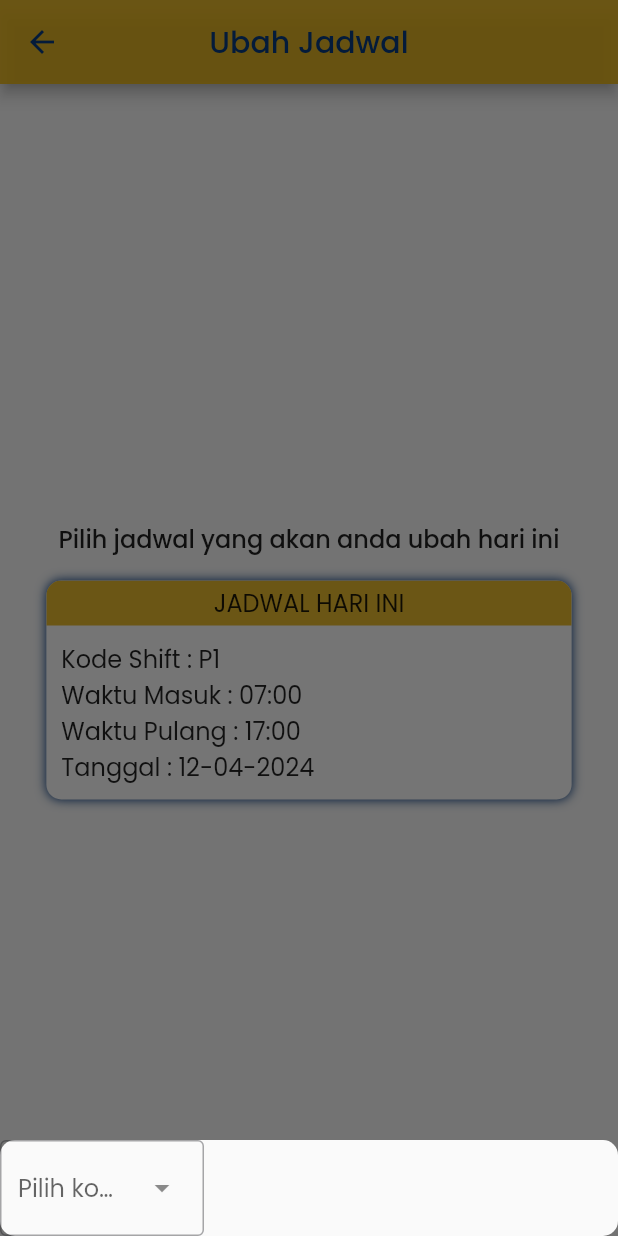
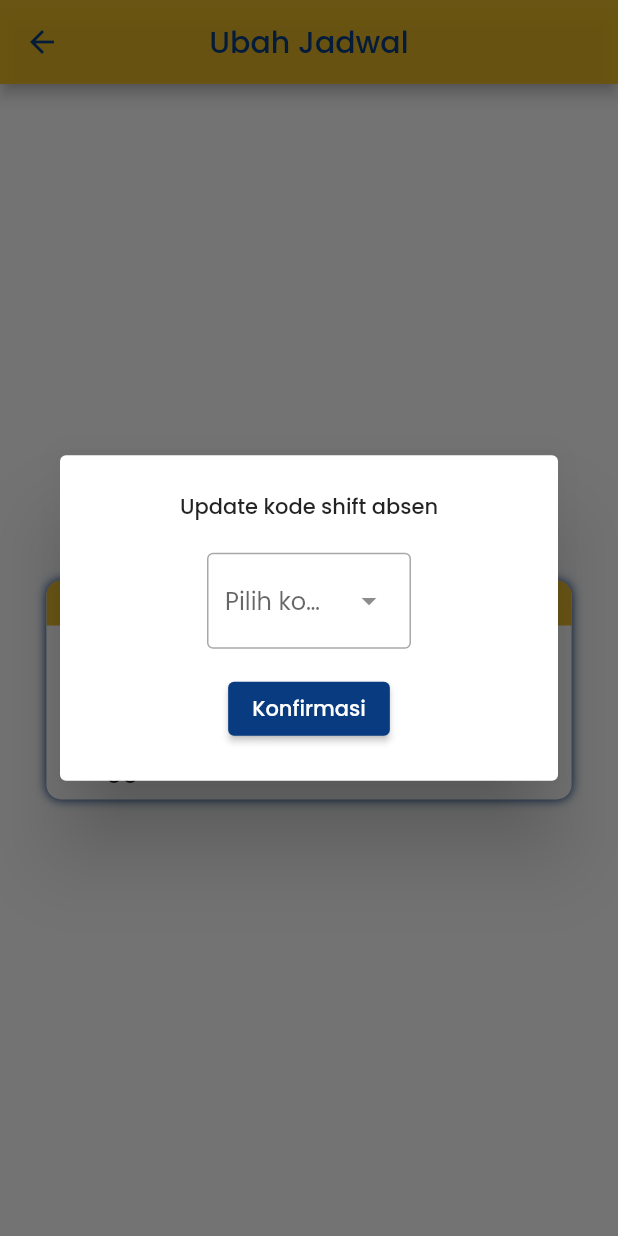
Before and after one commit to TomiSaputraa/FrontendAbsensiRSUD, a Flutter app: the JadwalScreen screen opened directly, after a tap on "JADWAL HARI INI", on a phone screen of 412 x 824 dp. Run offline on Flutter 3.47's test engine with Material 2 defaults, Android fonts, the phone set to English and light mode, and no system bars; our stand-ins replace dio, flutter_secure_storage, flutter_svg, geolocator, google_fonts, image_picker and 2 more; missing offline and left inert: dart:ffi; accounts and stored records are empty; network calls fail; project files that could hold a hidden picture were left out.

Commit message:
upadte jadwal

```diff
--- a/lib/model/absensi_model.dart
+++ b/lib/model/absensi_model.dart
@@ -3,17 +3,19 @@ class AbsensiModel {
     required this.absensi,
   });
 
-  final Absensi? absensi;
+  final List<Absensi> absensi;
 
   factory AbsensiModel.fromJson(Map<String, dynamic> json) {
     return AbsensiModel(
-      absensi:
-          json["Absensi"] == null ? null : Absensi.fromJson(json["Absensi"]),
+      absensi: json["Absensi"] == null
+          ? []
+          : List<Absensi>.from(
+              json["Absensi"]!.map((x) => Absensi.fromJson(x))),
     );
   }
 
   Map<String, dynamic> toJson() => {
-        "Absensi": absensi?.toJson(),
+        "Absensi": absensi.map((x) => x?.toJson()).toList(),
       };
 }
 
@@ -42,11 +44,11 @@ class Absensi {
   final String? waktuMasuk;
   final String? waktuPulang;
   final String? telatMasuk;
-  final dynamic telatPulang;
+  final String? telatPulang;
   final String? latitudeMasuk;
   final String? longitudeMasuk;
   final String? latitudePulang;
-  final String? longitudePulang;
+  final dynamic longitudePulang;
   final String? fotoMasuk;
   final String? statusHadir;
 
--- a/lib/repositories/absensi_repositories.dart
+++ b/lib/repositories/absensi_repositories.dart
@@ -1,3 +1,5 @@
+import 'dart:convert';
+import 'dart:ffi';
 import 'dart:io';
 
 import 'package:absensi_mattaher/model/absensi_model.dart';
@@ -78,6 +80,7 @@ class AbsensiRepositories {
   }
 
   Future<AbsensiModel> getLastAbsensi() async {
+    try {
       String? token = await DataBase().storageGetString('token');
       Uri url = Uri.parse(checkLastAbsensi);
 
@@ -88,8 +91,38 @@ class AbsensiRepositories {
 
       if (response.statusCode == 200) {
         return AbsensiModel.fromJson(response.data);
+      } else if (response.statusCode == 401) {
+        throw Exception("Sesi login telah berakhir");
       } else {
         throw Exception("Gagal mendapatkan data absensi");
       }
+    } on DioException catch (e) {
+      throw Exception(e);
     }
   }
+
+  Future updateAbsensi({int? idAbsen, String? kodeShift}) async {
+    String? token = await DataBase().storageGetString('token');
+    Uri url = Uri.parse(absensiUrl + idAbsen.toString());
+
+    Map<String, dynamic> data = <String, dynamic>{
+      "kode_shift": kodeShift,
+    };
+
+    var response = await dio.put(
+      url.toString(),
+      data: data,
+      options: Options(
+        headers: {
+          'Authorization': 'Bearer $token',
+        },
+      ),
+    );
+
+    if (response.statusCode == 200) {
+      print("Update Absensi berhasil: ${response.data}");
+    } else {
+      print("Absensi gagal: ${response.statusCode}");
+    }
+  }
+}
--- a/lib/ui/screens/user/absen/absen_screen.dart
+++ b/lib/ui/screens/user/absen/absen_screen.dart
@@ -195,6 +195,8 @@ class _AbsenPageState extends State<AbsenPage> {
                   if (mounted) {
                     DataBase().prefRemoveToken("latitude");
                     DataBase().prefRemoveToken("longtitude");
+                    UiUtils.setSnackbar(context,
+                        text: "Absen baru berhasil dibaur");
                     Navigator.pop(context);
                   }
                 } catch (e) {
--- a/lib/ui/screens/user/home/home_screen.dart
+++ b/lib/ui/screens/user/home/home_screen.dart
@@ -52,7 +52,7 @@ class _HomeScreenState extends State<HomeScreen> {
     _absensi!.then(
       (absensi) {
         DateTime waktuMasuk =
-            DateTime.parse(absensi.absensi!.tanggalAbsensi.toString());
+            DateTime.parse(absensi.absensi[0].tanggalAbsensi.toString());
         DateFormat format = DateFormat('dd-MM-yyyy');
         String formatedDate = format.format(waktuMasuk); //result : 04-03-2024
         // print("absensi function ${formatedDate}");
@@ -60,8 +60,8 @@ class _HomeScreenState extends State<HomeScreen> {
         // pengecekan apakah ada tanggal absensi yang sama saat ini dengan tanggal sistem
         if (formatedDate == _curentDateTime) {
           setState(() {
-            _jamMasuk = absensi.absensi!.waktuMasuk.toString();
-            _waktuPulang = absensi.absensi!.waktuPulang.toString();
+            _jamMasuk = absensi.absensi[0].waktuMasuk.toString();
+            _waktuPulang = absensi.absensi[0].waktuPulang.toString();
           });
         }
       },
--- a/lib/ui/screens/user/jadwal/jadwal_screen.dart
+++ b/lib/ui/screens/user/jadwal/jadwal_screen.dart
@@ -1,8 +1,28 @@
+import 'package:absensi_mattaher/model/absensi_model.dart';
+import 'package:absensi_mattaher/repositories/absensi_repositories.dart';
 import 'package:absensi_mattaher/ui/widgets/appbar.dart';
+import 'package:absensi_mattaher/ui/widgets/konfirmasi_button.dart';
 import 'package:absensi_mattaher/utils/constants/constants.dart';
+import 'package:absensi_mattaher/utils/ui_utils.dart';
+import 'package:dio/dio.dart';
 import 'package:flutter/material.dart';
+import 'package:intl/intl.dart';
+import 'package:nb_utils/nb_utils.dart';
 
 import '../../../styles/colors.dart';
+
+const List<String> list = <String>[
+  'L',
+  'P1',
+  'P2',
+  'J',
+  'J1',
+  'SB',
+  'SB1',
+  'SB3',
+  'S1',
+  'N'
+];
 
 class JadwalScreen extends StatefulWidget {
   const JadwalScreen({super.key});
@@ -11,8 +31,57 @@ class JadwalScreen extends StatefulWidget {
 }
 
 class _JadwalScreenState extends State<JadwalScreen> {
-  static const List<String> list = <String>['One', 'Two', 'Three', 'Four'];
+  // static const List<String> list = <String>['One', 'Two', 'Three', 'Four'];
   String dropdownValue = list.first;
+
+  final AbsensiRepositories _absensiRepositories = AbsensiRepositories();
+  Future<AbsensiModel>? _absensi;
+  String? _curentDateTime;
+  int idAbsensi = 0;
+  String kodeShift = "";
+  String _jamMasuk = "-";
+  String _waktuPulang = "-";
+  String tanggalAbsen = "";
+
+  @override
+  void initState() {
+    super.initState();
+    _absensi = _absensiRepositories.getLastAbsensi();
+    getCurrentDate();
+    getHourAbsesi();
+  }
+
+  void getCurrentDate() {
+    DateTime now = DateTime.now();
+    String formatDate =
+        "${now.day.toString().padLeft(2, "0")}-${now.month.toString().padLeft(2, "0")}-${now.year}";
+    setState(() {
+      _curentDateTime = formatDate;
+    });
+  }
+
+  void getHourAbsesi() {
+    _absensi!.then(
+      (absensi) {
+        DateTime waktuMasuk =
+            DateTime.parse(absensi.absensi[0].tanggalAbsensi.toString());
+        DateFormat format = DateFormat('dd-MM-yyyy');
+        String formatedDate = format.format(waktuMasuk); //result : 04-03-2024
+        // print("absensi function ${formatedDate}");
+
+        // pengecekan apakah ada tanggal absensi yang sama saat ini dengan tanggal sistem
+        if (formatedDate == _curentDateTime) {
+          setState(() {
+            idAbsensi = absensi.absensi[0].idAbsensi!.toInt();
+            kodeShift = absensi.absensi[0].kodeShift.toString();
+            _jamMasuk = absensi.absensi[0].waktuMasuk.toString();
+            _waktuPulang = absensi.absensi[0].waktuPulang.toString();
+            tanggalAbsen = absensi.absensi[0].tanggalAbsensi.toString();
+          });
+        }
+      },
+    );
+  }
 
   @override
   Widget build(BuildContext context) {
@@ -32,25 +101,33 @@ class _JadwalScreenState extends State<JadwalScreen> {
             const SizedBox(height: 16),
             GestureDetector(
               onTap: () {
-                // const UbahJadwalScreen().launch(context);
-                showModalBottomSheet(
+                showDialog(
                   context: context,
-                  enableDrag: true,
-                  isDismissible: true,
-                  useSafeArea: true,
-                  isScrollControlled: true,
-                  shape: RoundedRectangleBorder(
-                      borderRadius: BorderRadius.circular(10)),
-                  builder: (_) => DropdownMenu<String>(
+                  builder: (BuildContext context) {
+                    return AlertDialog(
+                      title: Text(
+                        "Update kode shift absen",
+                        style: kTextStyle.copyWith(fontSize: 14),
+                        textAlign: TextAlign.center,
+                      ),
+                      content: SizedBox(
+                        width: MediaQuery.of(context).size.width * 0.8,
+                        child: Column(
+                          mainAxisAlignment: MainAxisAlignment.center,
+                          mainAxisSize: MainAxisSize
+                              .min, // auto height content secara vertikal
+                          children: [
+                            DropdownMenu<String>(
                               hintText: "Pilih kode shift baru",
                               textStyle: kTextStyle,
-                    // initialSelection: list.first,
+                              initialSelection: kodeShift,
                               onSelected: (String? value) {
                                 setState(() {
                                   dropdownValue = value!;
                                 });
                               },
-                    dropdownMenuEntries: list.map<DropdownMenuEntry<String>>(
+                              dropdownMenuEntries:
+                                  list.map<DropdownMenuEntry<String>>(
                                 (String value) {
                                   return DropdownMenuEntry<String>(
                                     value: value,
@@ -59,6 +136,31 @@ class _JadwalScreenState extends State<JadwalScreen> {
                                 },
                               ).toList(),
                             ),
+                            const SizedBox(height: 16),
+                            wKonfirmasiButton(function: () async {
+                              try {
+                                await _absensiRepositories.updateAbsensi(
+                                    kodeShift: dropdownValue,
+                                    idAbsen: idAbsensi);
+
+                                if (mounted) {
+                                  UiUtils.setSnackbar(context,
+                                      text: "Update kode shift berhasil");
+                                  Navigator.pop(context);
+                                }
+                              } on DioException catch (e) {
+                                UiUtils.setSnackbar(
+                                  context,
+                                  text:
+                                      "${e.response!.statusCode.toString()} : Waktu login sudah berakhir",
+                                );
+                              }
+                            }),
+                          ],
+                        ),
+                      ),
+                    );
+                  },
                 );
               },
               child: Container(
@@ -68,7 +170,7 @@ class _JadwalScreenState extends State<JadwalScreen> {
                   color: Colors.white,
                   boxShadow: const [
                     BoxShadow(
-                      color: Color(0xFF083B7F),
+                      color: kPrimaryColor,
                       blurRadius: 5,
                       offset: Offset(0, 0),
                     ),
@@ -94,13 +196,13 @@ class _JadwalScreenState extends State<JadwalScreen> {
                         child: Column(
                           crossAxisAlignment: CrossAxisAlignment.start,
                           children: [
-                            Text("Kode Shift : P1",
+                            Text("Kode Shift : $kodeShift",
                                 style: kTextStyle.copyWith(fontSize: 16)),
-                            Text("Waktu Masuk : 07:00",
+                            Text("Waktu Masuk : $_jamMasuk",
                                 style: kTextStyle.copyWith(fontSize: 16)),
-                            Text("Waktu Pulang : 17:00",
+                            Text("Waktu Pulang : $_waktuPulang",
                                 style: kTextStyle.copyWith(fontSize: 16)),
-                            Text("Tanggal : 12-04-2024",
+                            Text("Tanggal : $tanggalAbsen",
                                 style: kTextStyle.copyWith(fontSize: 16)),
                           ],
                         ),
```
Lines whose indentation alone changed are shown as unchanged.
